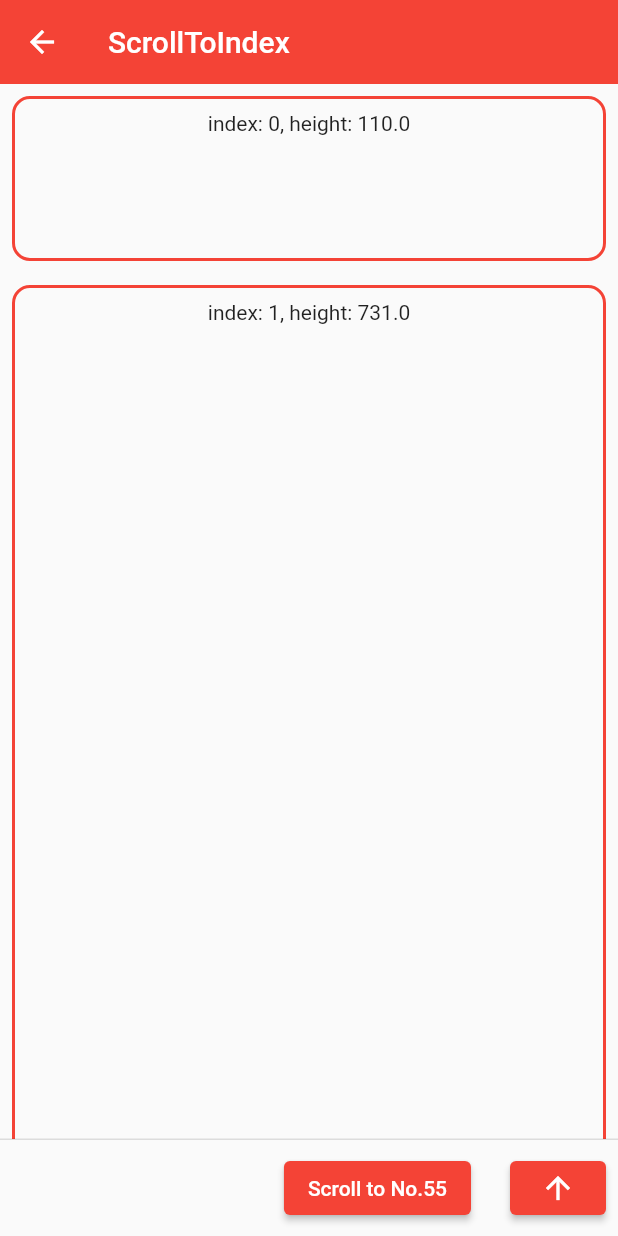
After one commit to MYWProgram/flutter_demo, a Flutter app: the ScrollToIndex screen opened by its route, on a phone screen of 412 x 824 dp. The commit adds this screen. Run offline on Flutter 3.47's test engine with Material 2 defaults, Android fonts, the phone set to English and light mode, and no system bars; drawn by our look-alikes of scroll_to_index.

Commit message:
feat: 新增 demo scroll_to_index.

```diff
--- a/lib/main.dart
+++ b/lib/main.dart
@@ -2,6 +2,7 @@ import 'package:flutter/material.dart';
 import 'package:flutter_demo/widget/text_field_controller.dart';
 import 'package:flutter_demo/widget/clip.dart';
 import 'package:flutter_demo/widget/scroller_listener.dart';
+import 'package:flutter_demo/widget/scroll_to_index.dart';
 
 void main() {
   runApp(MyApp());
@@ -74,4 +75,5 @@ Map<String, WidgetBuilder> router = {
   '输入框 Controller': (context) => new TextFieldController(),
   '控件圆角组合': (context) => new Clip(),
   '列表滑动监听': (context) => new ScrollerListener(),
+  '滚动到指定位置': (context) => new ScrollToIndex(),
 };
--- /dev/null
+++ b/lib/widget/scroll_to_index.dart
@@ -0,0 +1,98 @@
+import 'package:flutter/material.dart';
+import 'package:scroll_to_index/scroll_to_index.dart';
+
+import 'dart:math' as math;
+
+class ScrollToIndex extends StatefulWidget {
+  @override
+  _ScrollToIndexState createState() => _ScrollToIndexState();
+}
+
+class _ScrollToIndexState extends State<ScrollToIndex> {
+  static const maxCount = 100;
+  final random = math.Random();
+  final scrollDirection = Axis.vertical;
+  AutoScrollController controller;
+  List<List<int>> randomList;
+
+  @override
+  initState() {
+    super.initState();
+    controller = AutoScrollController(
+      viewportBoundaryGetter: () => Rect.fromLTRB(0, 0, 0, MediaQuery.of(context).padding.bottom),
+      axis: scrollDirection
+    );
+    randomList = List.generate(maxCount, (index) => <int>[index, (1000 * random.nextDouble()).toInt()]);
+  }
+
+  Widget _getRow(int index, double height) {
+    return _wrapScrollTag(
+      index: index,
+      child: Container(
+        child: Text('index: $index, height: $height'),
+        height: height,
+        padding: EdgeInsets.all(8),
+        alignment: Alignment.topCenter,
+        decoration: BoxDecoration(
+          border: Border.all(
+            width: 2,
+            color: Colors.red,
+          ),
+          borderRadius: BorderRadius.circular(12),
+        ),
+      ),
+    );
+  }
+
+  Widget _wrapScrollTag({int index, Widget child}) => AutoScrollTag(
+    child: child,
+    key: ValueKey(index),
+    controller: controller,
+    index: index,
+    highlightColor: Colors.red.withOpacity(0.1),
+  );
+
+  @override
+  Widget build(BuildContext context) {
+    return Scaffold(
+      appBar: AppBar(
+        title: Container(
+          child: Text('ScrollToIndex'),
+        ),
+        elevation: 0,
+        backgroundColor: Colors.red,
+      ),
+      body: Container(
+        child: ListView(
+          scrollDirection: scrollDirection,
+          controller: controller,
+          children: randomList.map<Widget>((data) {
+            return Padding(
+              child: _getRow(data[0], math.max(data[1].toDouble(), 50.0)),
+              padding: EdgeInsets.all(8),
+            );
+          }).toList(),
+        ),
+      ),
+      persistentFooterButtons: <Widget>[
+        ElevatedButton(
+          child: Text('Scroll to No.55'),
+          style: ElevatedButton.styleFrom(primary: Colors.red),
+          onPressed: () async {
+            await controller.scrollToIndex(
+              55,
+              preferPosition: AutoScrollPosition.begin
+            );
+            controller.highlight(55);
+          },
+        ),
+        SizedBox(width: 10),
+        ElevatedButton(
+          child: Icon(Icons.arrow_upward),
+          style: ElevatedButton.styleFrom(primary: Colors.red),
+          onPressed: () => controller.animateTo(0, duration: Duration(seconds: 1), curve: Curves.bounceInOut)
+        ),
+      ],
+    );
+  }
+}
--- a/lib/widget/scroller_listener.dart
+++ b/lib/widget/scroller_listener.dart
@@ -30,6 +30,7 @@ class _ScrollerListenerState extends State<ScrollerListener> {
     return Scaffold(
       appBar: AppBar(
         title: Text('ScrollerListener'),
+        elevation: 0,
         backgroundColor: Colors.red,
       ),
       body: Container(
@@ -76,7 +77,7 @@ class _ScrollerListenerState extends State<ScrollerListener> {
       ),
       persistentFooterButtons: <Widget>[
         Text('距离顶部: ${offset.floor()}'),
-        Text('当前行为: $notify'),
+        Text('当前状态: $notify'),
         Visibility(
           visible: isTop,
           child: Text(
@@ -92,7 +93,8 @@ class _ScrollerListenerState extends State<ScrollerListener> {
           ),
         ),
         ElevatedButton(
-          child: Text('返回顶部'),
+          child: Icon(Icons.arrow_upward),
+          // * 两种修改自带 Button 样式的方法。
           style: ElevatedButton.styleFrom(primary: Colors.red),
           // style: ButtonStyle(backgroundColor: MaterialStateProperty.resolveWith((states) => Colors.red)),
           onPressed: () => _scrollController.animateTo(0, duration: Duration(seconds: 1), curve: Curves.bounceInOut),
--- a/pubspec.yaml
+++ b/pubspec.yaml
@@ -12,6 +12,7 @@ dependencies:
   flutter:
     sdk: flutter
   cupertino_icons: ^1.0.2
+  scroll_to_index: ^2.0.0
 
 dev_dependencies:
   flutter_test:
```
Also changed, not shown: pubspec.lock.
